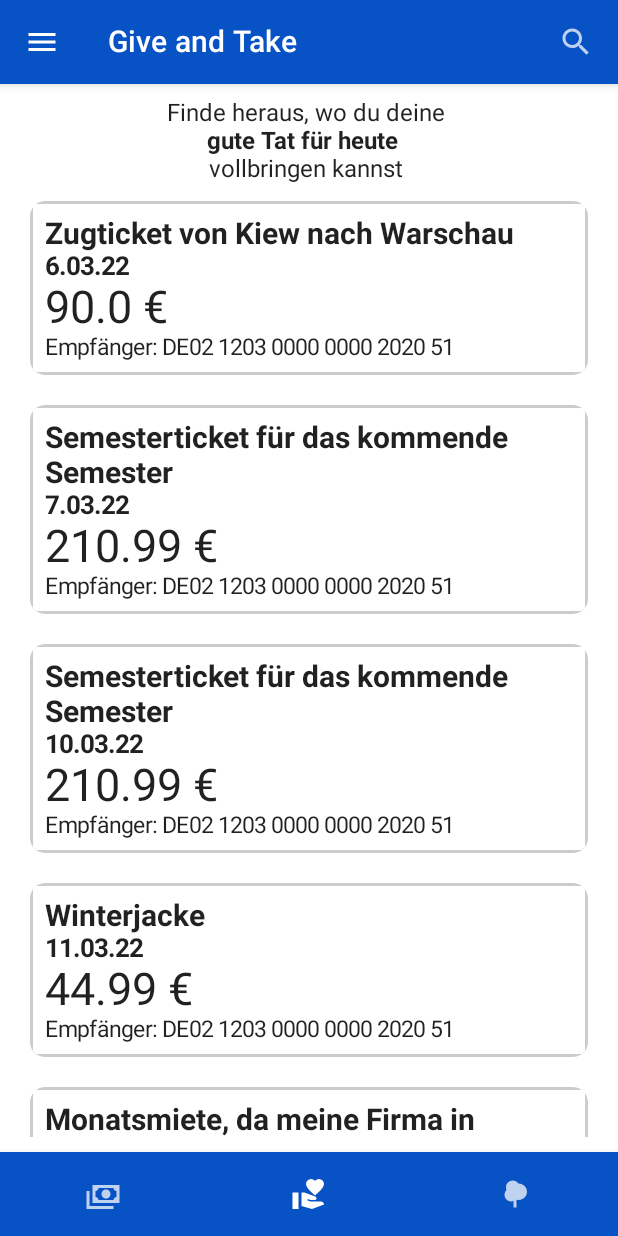
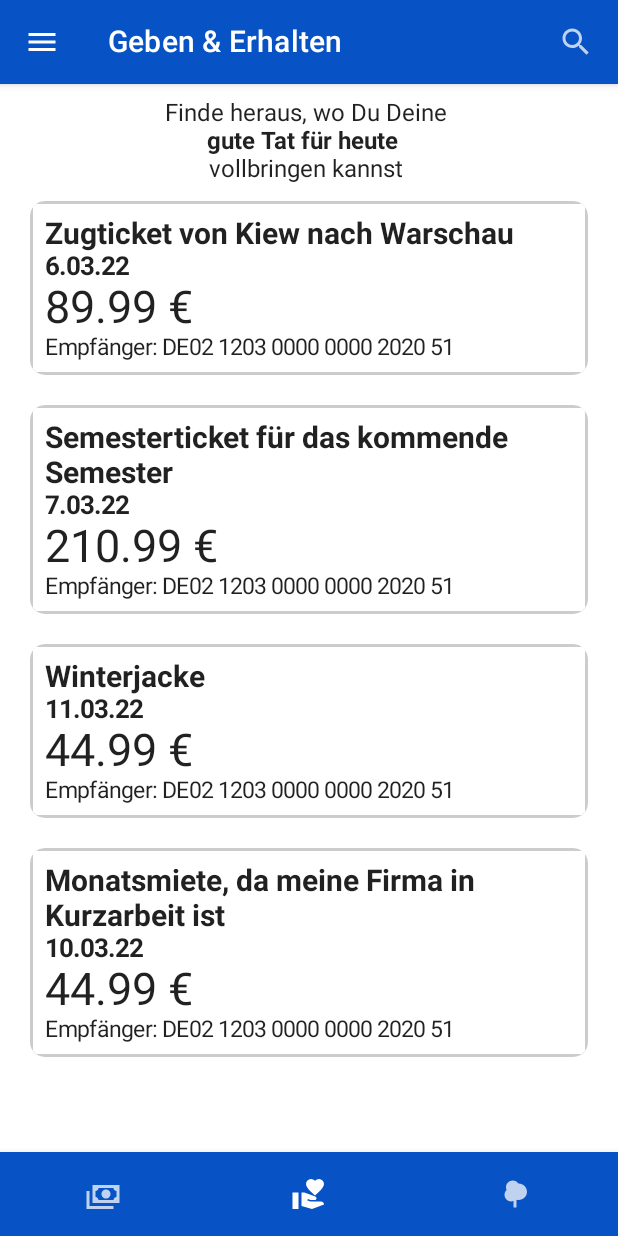
Before and after one commit to mauricetonn/Sustainability_S01, an Android app built with Jetpack Compose: the ProfileScreen screen opened through its navigation route, item 2 of the bottom bar chosen, on a phone screen of 412 x 824 dp. Run offline under Robolectric (Android 15) with nearby library versions, the phone set to English and light mode, and no system bars.

Commit message:
adapted format and style

```diff
--- a/app/src/main/java/com/mesh/pay/MainActivity.kt
+++ b/app/src/main/java/com/mesh/pay/MainActivity.kt
@@ -168,7 +168,7 @@ import java.sql.*
                         DropdownMenuItem(onClick = { /* Handle refresh! */ } , Modifier.background(
                             Color.LightGray)) {
                             Spacer(modifier = Modifier.requiredWidth(35.dp))
-                            Text("weitere Funkionen")
+                            Text("weitere Funktionen")
                             Spacer(modifier = Modifier.requiredWidth(30.dp))
                             Icon(Icons.Outlined.ArrowDropDown, "home")
                         }
@@ -190,17 +190,17 @@ import java.sql.*
                             BottomNavigationBar(
                                     items = listOf(
                                             BottomNavItem(
-                                                    "Banking",
+                                                    "Banking Übersicht",
                                                     "home",
                                                     id = R.drawable.cash_multiple
                                             ),
                                             BottomNavItem(
-                                                    "Give and Take",
+                                                    "Geben & Erhalten",
                                                     "explore",
                                                     id = R.drawable.hand_heart
                                             ),
                                             BottomNavItem(
-                                                    "Your Profie",
+                                                    "Dein Profil",
                                                     route = "profile",
                                                     id = R.drawable.tree
                                             )
--- a/app/src/main/java/com/mesh/pay/screens/ProfileScreen.kt
+++ b/app/src/main/java/com/mesh/pay/screens/ProfileScreen.kt
@@ -28,6 +28,8 @@ fun ProfileScreen(navController: NavController) {
     ) {
         Spacer(modifier = Modifier.requiredHeight(10.dp))
         Text("Du bist momentan ")
+        Text("")
+        Text("Einsteiger ", fontWeight = FontWeight.W900,fontSize = 30.sp,)
         Spacer(modifier = Modifier.requiredHeight(30.dp))
         Image(
             painter = painterResource(id = R.drawable.tree_1),
@@ -36,8 +38,9 @@ fun ProfileScreen(navController: NavController) {
         )
         Spacer(modifier = Modifier.requiredHeight(5.dp))
         val text = score.value.toString()
-        Text(text = "$text Social Points",fontSize = 35.sp, color = Blue_medium)
-        Text("Einsteiger ", fontWeight = FontWeight.W900,fontSize = 30.sp,)
+
+        Text("")
+        Text(text = "$text Social Points", fontSize = 35.sp, color = Blue_medium)
         Spacer(modifier = Modifier.requiredHeight(30.dp))
         Button(onClick = { navController.navigate("explore") }){
             Text(text = "Werde zum GiroHero")
--- a/app/src/main/java/com/mesh/pay/screens/explore/ExploreScreen.kt
+++ b/app/src/main/java/com/mesh/pay/screens/explore/ExploreScreen.kt
@@ -25,7 +25,7 @@ fun ExploreScreen(navController: NavController) {
             "UA21 3223 1300 0002 6007 2335 6600 1",
             "DE02 1203 0000 0000 2020 51",
             "DE02200505501015871393",
-            90.00F,
+            89.99F,
             0,
             "Zugticket"
 
@@ -43,18 +43,6 @@ fun ExploreScreen(navController: NavController) {
 
         ),
         FundRequest(
-            "Semesterticket für das kommende Semester",
-            "10.03.22",
-            7899,
-            "UA21 3223 1300 0002 6007 2335 6600 1",
-            "DE02 1203 0000 0000 2020 51",
-            "DE02 2005 0550 1015 8713 93",
-            210.99F,
-            0,
-            "Zugticket"
-
-        ),
-        FundRequest(
         "Winterjacke",
         "11.03.22",
         7899,
@@ -65,7 +53,7 @@ fun ExploreScreen(navController: NavController) {
         0,
         "Zugticket"
 
-    ) ,
+        ),
 
             FundRequest(
             "Monatsmiete, da meine Firma in Kurzarbeit ist",
@@ -83,7 +71,7 @@ fun ExploreScreen(navController: NavController) {
 Column(Modifier.fillMaxSize()
     .padding(10.dp),
 horizontalAlignment = Alignment.CenterHorizontally) {
-    Text("Finde heraus, wo du deine ")
+    Text("Finde heraus, wo Du Deine ")
     Text("gute Tat für heute  ", fontWeight = FontWeight.Bold,)
     Text("vollbringen kannst ")
     Spacer(modifier = Modifier.requiredHeight(2.dp))
```
Lines whose indentation alone changed are shown as unchanged.
